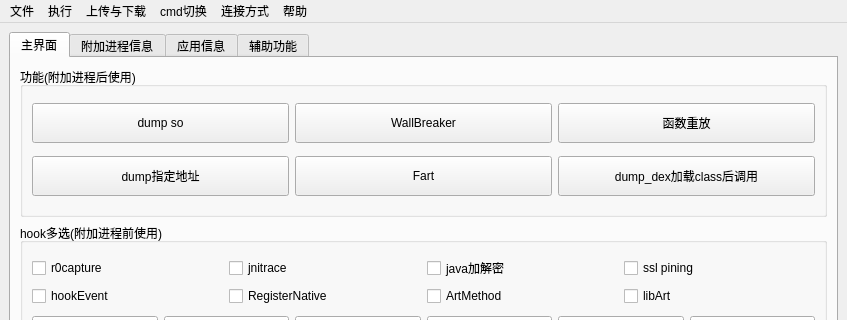
dqzg12300/fridaUiTools, file ui/kmain.ui: the form before one commit; both pictures show x 0 to 847 and y 0 to 320 of the 847 by 801 pixel window.
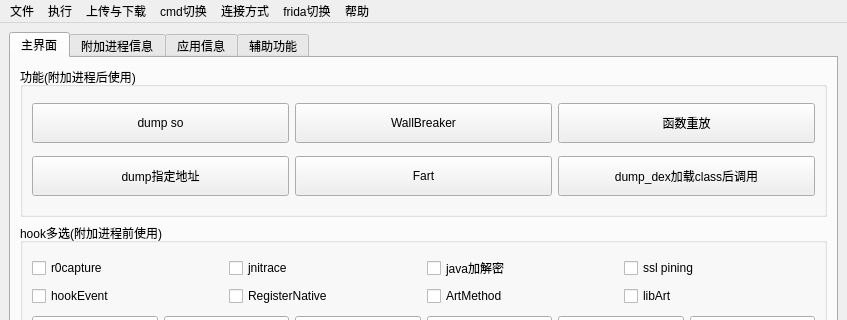
The form after the commit.

Commit message: 添加frida版本切换

What changed in the file:
```diff
--- a/ui/kmain.ui
+++ b/ui/kmain.ui
@@ -738,7 +738,7 @@
      <x>0</x>
      <y>0</y>
      <width>847</width>
-     <height>28</height>
+     <height>37</height>
     </rect>
    </property>
    <widget class="QMenu" name="menufile">
@@ -806,11 +806,19 @@
     <addaction name="actionUsb"/>
     <addaction name="actionWifi"/>
    </widget>
+   <widget class="QMenu" name="menufrida">
+    <property name="title">
+     <string>frida切换</string>
+    </property>
+    <addaction name="ActionVer14"/>
+    <addaction name="ActionVer15"/>
+   </widget>
    <addaction name="menufile"/>
    <addaction name="menuedit"/>
    <addaction name="menu"/>
    <addaction name="menucmd"/>
    <addaction name="menu_2"/>
+   <addaction name="menufrida"/>
    <addaction name="menuhelp"/>
   </widget>
   <widget class="QStatusBar" name="statusbar"/>
```
Left out of the diff: 19 changed lines with no effect on the pictures. The commit also changes 8 other files.
